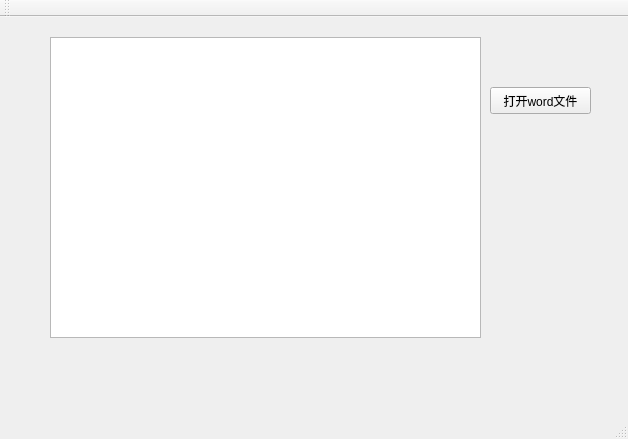
Above: mainwindow.ui from andyhuzhill/PaperGenerator before the change. Below: the same form after it.
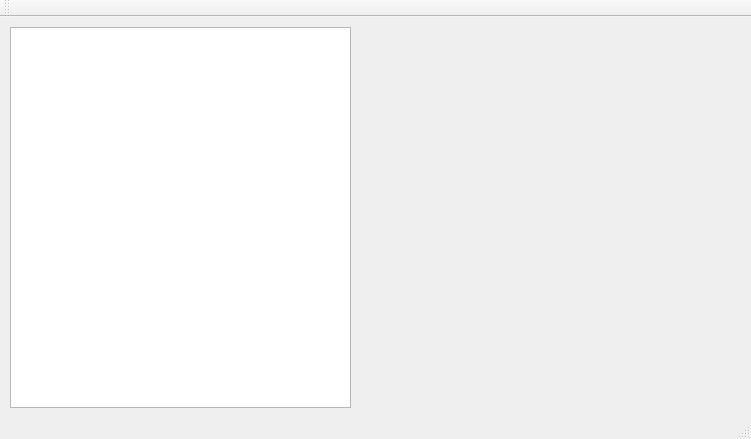
That is the form after the change.

```diff
--- a/mainwindow.ui
+++ b/mainwindow.ui
@@ -6,7 +6,7 @@
    <rect>
     <x>0</x>
     <y>0</y>
-    <width>628</width>
+    <width>751</width>
     <height>439</height>
    </rect>
   </property>
@@ -17,26 +17,13 @@
    <widget class="QTextBrowser" name="textBrowser">
     <property name="geometry">
      <rect>
-      <x>50</x>
-      <y>20</y>
-      <width>431</width>
-      <height>301</height>
+      <x>10</x>
+      <y>10</y>
+      <width>341</width>
+      <height>381</height>
      </rect>
     </property>
    </widget>
-   <widget class="QPushButton" name="pushButton">
-    <property name="geometry">
-     <rect>
-      <x>490</x>
-      <y>70</y>
-      <width>101</width>
-      <height>27</height>
-     </rect>
-    </property>
-    <property name="text">
-     <string>打开word文件</string>
-    </property>
-   </widget>
   </widget>
   <widget class="QMenuBar" name="menuBar">
    <property name="geometry">
```
Left out of the diff: 4 changed lines with no effect on the pictures.
